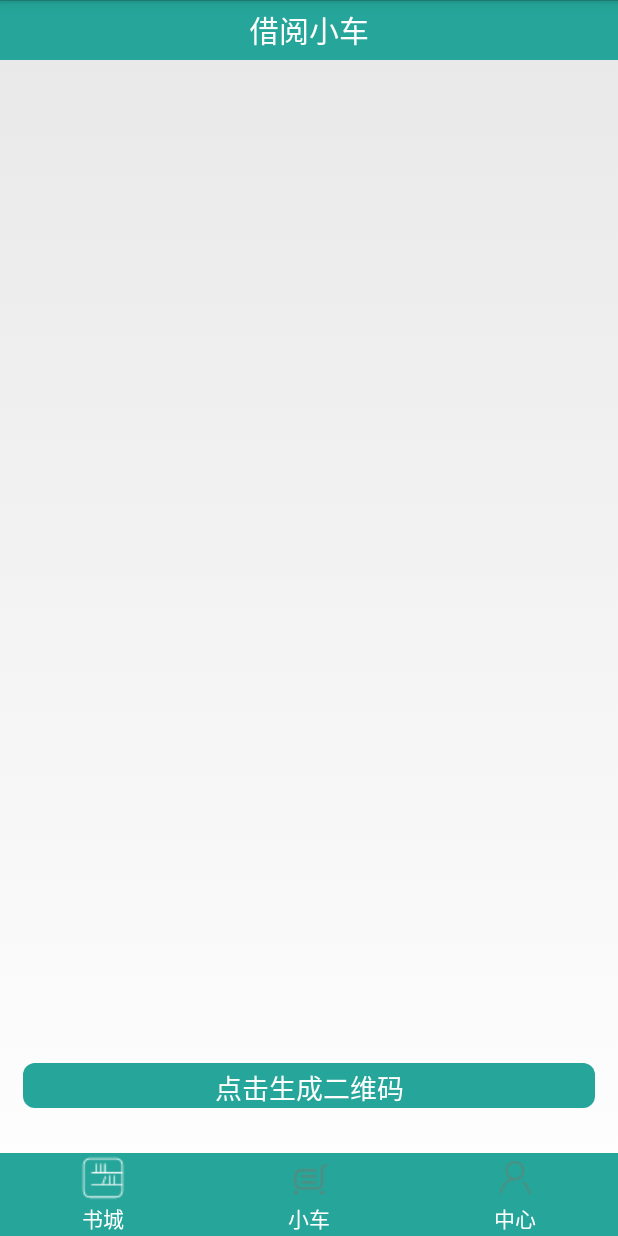
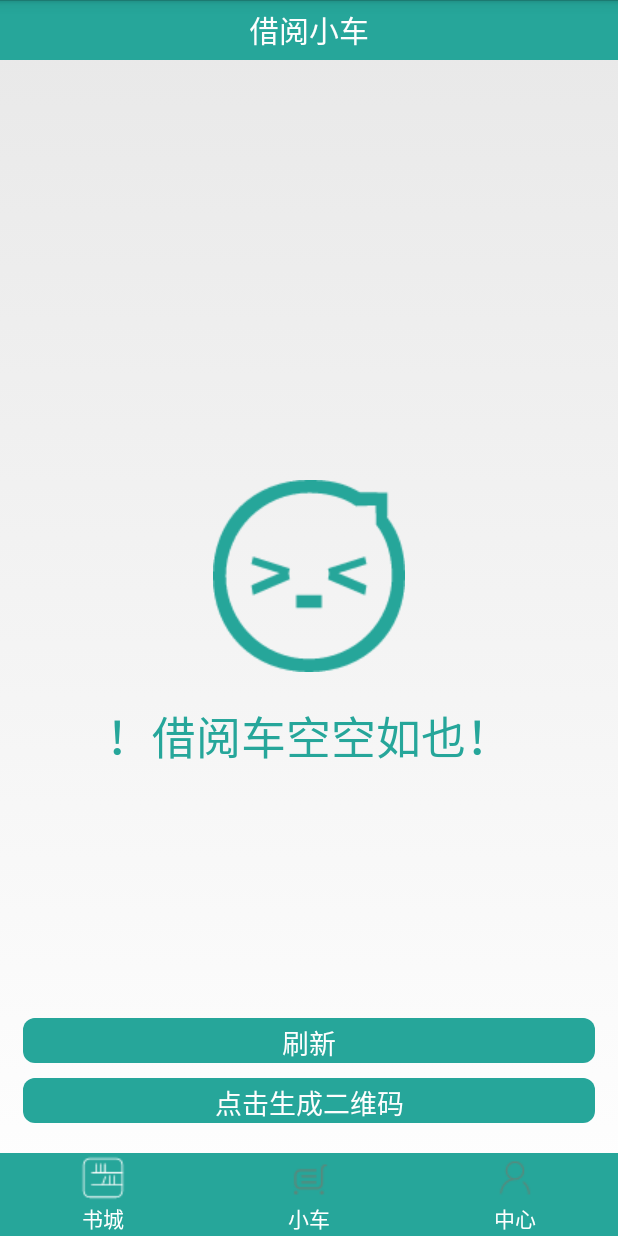
Before and after one commit to Rino-Li/OldBook, an Android app: the fragment Tab02 placed in its activity, on a phone screen of 412 x 824 dp. Run offline under Robolectric (Android 15) with nearby library versions, the phone set to English and light mode, and no system bars.

Commit message:
4
实现了listview为空时出现提示

```diff
--- a/Book/app/src/main/java/cn/edu/uzz/activity/book/cn/edu/uzz/activity/book/ui/Tab02.java
+++ b/Book/app/src/main/java/cn/edu/uzz/activity/book/cn/edu/uzz/activity/book/ui/Tab02.java
@@ -4,13 +4,25 @@ import android.content.Intent;
 import android.content.SharedPreferences;
 import android.os.AsyncTask;
 import android.os.Bundle;
+import android.os.Handler;
+import android.os.Message;
 import android.support.annotation.Nullable;
 import android.support.v4.app.Fragment;
 import android.view.LayoutInflater;
 import android.view.View;
 import android.view.ViewGroup;
+import android.widget.AdapterView;
 import android.widget.Button;
+import android.widget.ImageView;
 import android.widget.ListView;
+import android.widget.TextView;
+import android.widget.Toast;
+
+import com.android.volley.RequestQueue;
+import com.android.volley.Response;
+import com.android.volley.VolleyError;
+import com.android.volley.toolbox.JsonObjectRequest;
+import com.android.volley.toolbox.Volley;
 
 import org.json.JSONArray;
 import org.json.JSONException;
@@ -38,10 +50,14 @@ import static android.content.Context.MODE_PRIVATE;
 public class Tab02 extends Fragment implements View.OnClickListener{
 	private Button makeBtn;
 	private ListView mListView;
-	 List<RentCar> book_list;
-	 String account;
-	 CarAdapter carAdapter;
+	private List<RentCar> book_list;
+	private String account;
+	private CarAdapter carAdapter;
 	private static  String URL="http://123.206.230.120/Book/getcarServ?account=";
+	private TextView fail_text;
+	private ImageView fail_img;
+	private Button fresh;
+	NewsAsyncTask newsAsyncTask;
     @Override
     public View onCreateView(LayoutInflater inflater, ViewGroup container,
                              Bundle savedInstanceState)
@@ -55,14 +71,29 @@ public class Tab02 extends Fragment implements View.OnClickListener{
 		initView();
 		SharedPreferences pre=getActivity().getSharedPreferences("user",MODE_PRIVATE);
 		account=pre.getString("account","");
-		new NewsAsyncTask().execute(URL+2);
+		newsAsyncTask.execute(URL+account);
 	}
 
 	private void initView() {
     	makeBtn=getView().findViewById(R.id.jinruerweima);
     	makeBtn.setOnClickListener(this);
     	mListView=getView().findViewById(R.id.car_list);
+		fail_text=getView().findViewById(R.id.fail_text);
+		fail_img=getView().findViewById(R.id.fail_img);
+		fresh=getView().findViewById(R.id.fresh);
+		fresh.setOnClickListener(this);
+		newsAsyncTask=new NewsAsyncTask();
 	}
+
+	private Handler mHandler = new Handler() {
+		@Override
+		public void handleMessage(Message msg) {
+			super.handleMessage(msg);
+			if (msg.what == 100) {
+
+			}
+		}
+	};
 
 	@Override
 	public void onClick(View view) {
@@ -73,10 +104,17 @@ public class Tab02 extends Fragment implements View.OnClickListener{
 				intent.putExtra("id",1);*/
 				intent.setClass(getActivity(),ErweimaActivity.class);
 				startActivity(intent);
+				break;
+			case R.id.fresh:
+				getJsonDate(URL+account);
+				carAdapter.refresh(book_list);
+				break;
 		}
 	}
 
-	class NewsAsyncTask extends AsyncTask<String, Void, List<RentCar>> {
+
+
+	class NewsAsyncTask extends AsyncTask<String, Void, List<RentCar>> implements CarAdapter.CallBack ,AdapterView.OnItemClickListener{
 
 		@Override
 		protected List<RentCar> doInBackground(String... strings) {
@@ -86,9 +124,60 @@ public class Tab02 extends Fragment implements View.OnClickListener{
 		@Override
 		protected void onPostExecute(List<RentCar> book) {
 			super.onPostExecute(book);
-			carAdapter=new CarAdapter(getActivity(),book,mListView);
+			carAdapter=new CarAdapter(getActivity(),book,mListView,this);
 			mListView.setAdapter(carAdapter);
+			mListView.setOnItemClickListener(this);
 		}
+
+		@Override
+		public void onItemClick(AdapterView<?> adapterView, View view, int position, long l) {
+			RentCar obj=book_list.get(position);
+			Intent intent=new Intent();
+			intent.putExtra("type",obj.getBooktype());
+			intent.putExtra("id",obj.getBookid());
+			intent.setClass(getActivity(),SpecialItemActivity.class);//后期改成特殊的 book页面
+			startActivity(intent);
+		}
+
+		@Override
+		public void click(View v) {//从借阅车删除
+			int position= (int) v.getTag();
+			int type=book_list.get(position).getBooktype();
+			int id=book_list.get(position).getBookid();
+			cancelCarBook(account,type,id,position);
+		}
+	}
+
+	private void cancelCarBook(String account, int type, int id, final int position) {
+		//1创建请求队列
+		RequestQueue queue = Volley.newRequestQueue(getContext());
+		//2创建请求
+		JsonObjectRequest request = new JsonObjectRequest(
+				"http://123.206.230.120/Book/cancelcarServ?account=" + account +  "&bookid=" +id+ "&booktype=" + type, null, new Response.Listener<JSONObject>() {
+			@Override
+			public void onResponse(JSONObject response) {
+				try {
+					int resultCode = response.getInt("resultCode");
+					if (resultCode == 1||resultCode==3) {
+						Toast.makeText(getActivity(),"借阅车删除成功",Toast.LENGTH_SHORT).show();
+						book_list.remove(position);
+						carAdapter.refresh(book_list);
+					}else if (resultCode==2){
+						Toast.makeText(getActivity(),"借阅车删除失败，请稍后再试！",Toast.LENGTH_SHORT).show();
+					}
+				} catch (JSONException e) {
+					e.printStackTrace();
+				}
+			}
+		}, new Response.ErrorListener() {
+			@Override
+			public void onErrorResponse(VolleyError volleyError) {
+
+				Toast.makeText(getActivity(),"网络异常，请稍后再试",Toast.LENGTH_SHORT).show();
+			}
+		});
+		//3请求加入队列
+		queue.add(request);
 	}
 
 	private List<RentCar> getJsonDate(String URL) {
@@ -100,6 +189,20 @@ public class Tab02 extends Fragment implements View.OnClickListener{
 			try {
 				jsonObject=new JSONObject(jsonString);
 				JSONArray jsonArray=jsonObject.getJSONArray("json");
+				if (jsonArray.length()!=0){
+					new Thread(new Runnable() {
+						@Override
+						public void run() {
+							mHandler.post(new Runnable() {
+								@Override
+								public void run() {
+									fail_img.setVisibility(View.INVISIBLE);
+									fail_text.setVisibility(View.INVISIBLE);
+								}
+							});
+						}
+					}).start();
+				}
 				for (int i=0;i<jsonArray.length();i++){
 					jsonObject=jsonArray.getJSONObject(i);
 					books=new RentCar();
--- a/Book/app/src/main/java/cn/edu/uzz/activity/book/cn/edu/uzz/activity/book/util/CarAdapter.java
+++ b/Book/app/src/main/java/cn/edu/uzz/activity/book/cn/edu/uzz/activity/book/util/CarAdapter.java
@@ -19,7 +19,7 @@ import cn.edu.uzz.activity.book.cn.edu.uzz.activity.book.entity.RentCar;
  * Created by 10616 on 2017/12/16.
  */
 
-public class CarAdapter extends BaseAdapter implements AbsListView.OnScrollListener{
+public class CarAdapter extends BaseAdapter implements AbsListView.OnScrollListener,View.OnClickListener{
 	private List<RentCar> mList;
 	private LayoutInflater inflater;
 	private ViewHolder viewHolder;
@@ -27,9 +27,11 @@ public class CarAdapter extends BaseAdapter implements AbsListView.OnScrollListe
 	private int mStart,mEnd;
 	public static String[] URLS;
 	private boolean mFirstIn;
+	private CallBack mcallBack;
 
-	public CarAdapter(Context context, List<RentCar> data, ListView listView){
+	public CarAdapter(Context context, List<RentCar> data, ListView listView,CallBack callBack){
 		this.mList = data;
+		mcallBack=callBack;
 		this.inflater = LayoutInflater.from(context);
 		imageLoader=new CarImageLoader(listView);
 		URLS=new String[data.size()];
@@ -40,6 +42,12 @@ public class CarAdapter extends BaseAdapter implements AbsListView.OnScrollListe
 		//注册对应的事件
 		listView.setOnScrollListener(this);
 	}
+
+	//定义一个接口用于回调点击事件
+	public interface CallBack{
+		public void click(View v);
+	}
+
 	@Override
 	public int getCount() {
 		return mList.size();
@@ -64,6 +72,7 @@ public class CarAdapter extends BaseAdapter implements AbsListView.OnScrollListe
 			viewHolder.car_book_name=view.findViewById(R.id.car_bookname);
 			viewHolder.car_bookpic=view.findViewById(R.id.car_bookpic);
 			viewHolder.car_endtime=view.findViewById(R.id.car_endtime);
+			viewHolder.cancelBtn=view.findViewById(R.id.cancel_car);
 			view.setTag(viewHolder);
 		}else {
 			viewHolder = (ViewHolder) view.getTag();
@@ -74,6 +83,8 @@ public class CarAdapter extends BaseAdapter implements AbsListView.OnScrollListe
 		imageLoader.showImageByAsyncTask(viewHolder.car_bookpic,url);
 		viewHolder.car_book_name.setText(mList.get(position).getBookanme());
 		viewHolder.car_endtime.setText(mList.get(position).getEndtime());
+		viewHolder.cancelBtn.setOnClickListener(this);
+		viewHolder.cancelBtn.setTag(position);
 		return view;
 	}
 
@@ -99,11 +110,22 @@ public class CarAdapter extends BaseAdapter implements AbsListView.OnScrollListe
 		}
 	}
 
+	public void refresh(List<RentCar> list) {
+		mList = list;//传入list，然后调用notifyDataSetChanged方法
+		notifyDataSetChanged();
+	}
+
+
+	@Override
+	public void onClick(View view) {
+		mcallBack.click(view);
+	}
+
 	class ViewHolder {
 
 		TextView car_book_name;
 		TextView car_endtime;
 		ImageView car_bookpic;
-
+		private TextView cancelBtn;
 	}
 }
--- a/Book/app/src/main/java/cn/edu/uzz/activity/book/cn/edu/uzz/activity/book/util/CarImageLoader.java
+++ b/Book/app/src/main/java/cn/edu/uzz/activity/book/cn/edu/uzz/activity/book/util/CarImageLoader.java
@@ -5,7 +5,6 @@ import android.graphics.BitmapFactory;
 import android.os.AsyncTask;
 import android.os.Handler;
 import android.os.Message;
-import android.util.Log;
 import android.util.LruCache;
 import android.widget.ImageView;
 import android.widget.ListView;
@@ -54,7 +53,6 @@ public class CarImageLoader {
 	}
 
 	public Bitmap getBitmapFromCache(String url){
-		Log.e("BBB",url);
 		return mCaches.get(url);
 	}
 
--- a/Book/app/src/main/res/layout/item_rentcar.xml
+++ b/Book/app/src/main/res/layout/item_rentcar.xml
@@ -25,7 +25,7 @@
         />
 
     <TextView
-        android:id="@+id/cancel_like"
+        android:id="@+id/cancel_car"
         android:layout_width="wrap_content"
         android:layout_height="wrap_content"
         android:text="取消借阅"
@@ -45,7 +45,7 @@
         android:layout_height="wrap_content"
         android:layout_alignLeft="@+id/car_bookname"
         android:layout_alignStart="@+id/car_bookname"
-        android:layout_below="@+id/cancel_like"
+        android:layout_below="@+id/cancel_car"
         android:text="暂无"
         android:textSize="8dp" />
 </RelativeLayout>
--- a/Book/app/src/main/res/layout/tab02.xml
+++ b/Book/app/src/main/res/layout/tab02.xml
@@ -39,7 +39,38 @@
         android:background="@drawable/buttonshape"
         android:textColor="@color/standardwhite"
         android:layout_alignParentBottom="true"
-        android:layout_marginBottom="30dp"
+        android:layout_marginBottom="20dp"
+        android:layout_marginRight="15dp"
+        android:layout_marginLeft="15dp"
+        />
+    <ImageView
+        android:id="@+id/fail_img"
+        android:layout_width="wrap_content"
+        android:layout_height="wrap_content"
+        android:src="@drawable/book_fail"
+        android:layout_centerVertical="true"
+        android:layout_centerHorizontal="true"
+        />
+    <TextView
+        android:id="@+id/fail_text"
+        android:layout_width="wrap_content"
+        android:layout_height="wrap_content"
+        android:textColor="@color/standardgreen"
+        android:text="！借阅车空空如也！"
+        android:textSize="30sp"
+        android:layout_below="@+id/fail_img"
+        android:layout_marginTop="20dp"
+        android:layout_centerHorizontal="true"
+        />
+    <Button
+        android:id="@+id/fresh"
+        android:layout_width="match_parent"
+        android:layout_height="30dp"
+        android:text="刷新"
+        android:background="@drawable/buttonshape"
+        android:textColor="@color/standardwhite"
+        android:layout_alignParentBottom="true"
+        android:layout_marginBottom="60dp"
         android:layout_marginRight="15dp"
         android:layout_marginLeft="15dp"
         />
```
